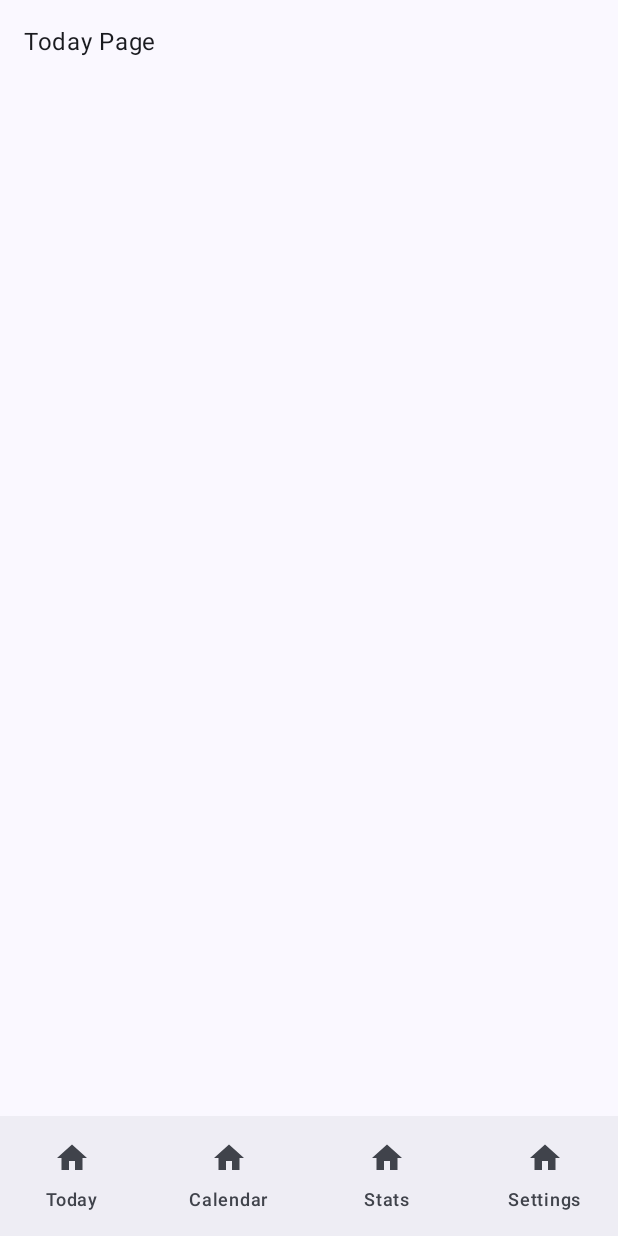
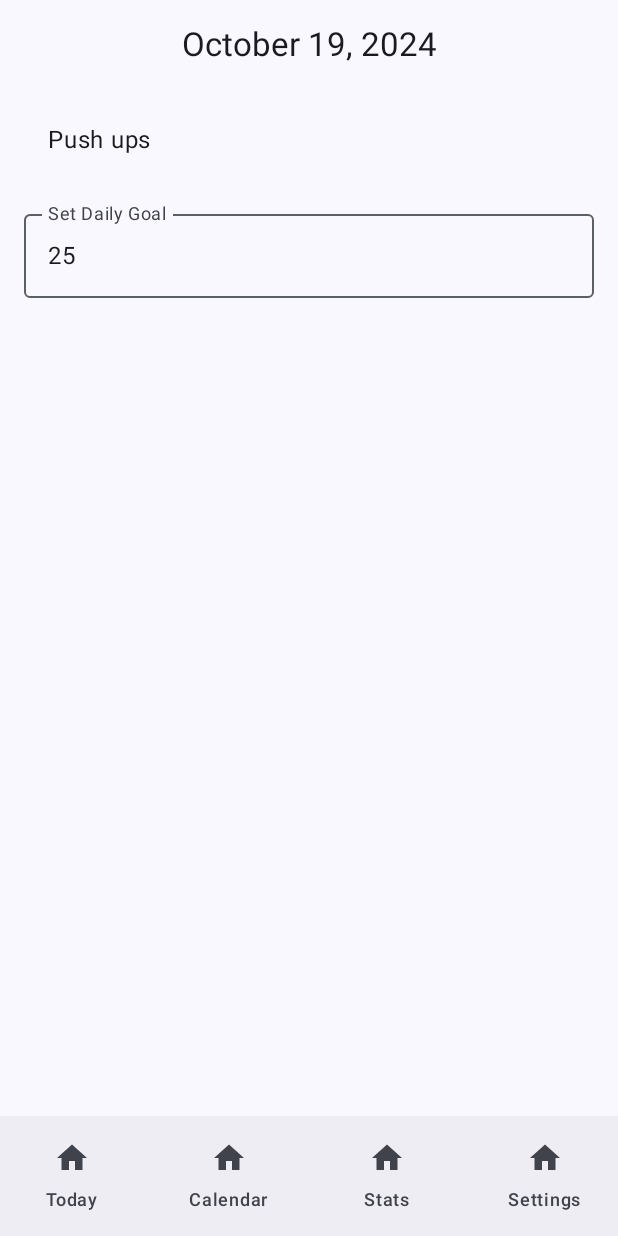
Before and after one commit to MPH-01/REPIT, an Android app built with Jetpack Compose: the screen it shows after launch (MainActivity), on a phone screen of 412 x 824 dp. Run offline under Robolectric (Android 15) with nearby library versions, the phone set to English and light mode, and no system bars.

Commit message:
Update: Daily goal for each exercise.

```diff
--- a/app/build.gradle.kts
+++ b/app/build.gradle.kts
@@ -53,6 +53,7 @@ dependencies {
     implementation(libs.androidx.navigation.fragment.ktx)
     implementation(libs.androidx.navigation.ui.ktx)
     implementation(libs.androidx.navigation.compose)
+    implementation(libs.androidx.datastore.preferences.core.jvm)
     testImplementation(libs.junit)
     androidTestImplementation(libs.androidx.junit)
     androidTestImplementation(libs.androidx.espresso.core)
--- /dev/null
+++ b/app/src/main/java/com/example/repit/ExercisePreferences.kt
@@ -0,0 +1,50 @@
+package com.example.repit
+
+import android.content.Context
+import androidx.datastore.core.DataStore
+import androidx.datastore.preferences.core.PreferenceDataStoreFactory
+import androidx.datastore.preferences.core.Preferences
+import androidx.datastore.preferences.core.edit
+import androidx.datastore.preferences.core.intPreferencesKey
+import kotlinx.coroutines.flow.Flow
+import kotlinx.coroutines.flow.map
+import java.io.File
+
+open class ExercisePreferences(private val context: Context?) {
+
+    // Create the DataStore for preferences with proper context
+    private val dataStore: DataStore<Preferences> = PreferenceDataStoreFactory.create(
+        produceFile = { File(context?.filesDir, "datastore_preferences.preferences_pb") }
+    )
+
+    // Define keys for each exercise
+    private val pushUpsKey = intPreferencesKey("push_ups_goal")
+    private val sitUpsKey = intPreferencesKey("sit_ups_goal")
+    private val squatsKey = intPreferencesKey("squats_goal")
+    private val pullUpsKey = intPreferencesKey("pull_ups_goal")
+
+    // Get the goal for a specific exercise
+    open fun getGoal(exercise: String): Flow<Int> {
+        return dataStore.data.map { preferences ->
+            when (exercise) {
+                "Push ups" -> preferences[pushUpsKey] ?: 25
+                "Sit ups" -> preferences[sitUpsKey] ?: 25
+                "Squats" -> preferences[squatsKey] ?: 25
+                "Pull ups" -> preferences[pullUpsKey] ?: 25
+                else -> 25
+            }
+        }
+    }
+
+    // Set the goal for a specific exercise
+    open suspend fun setGoal(exercise: String, goal: Int) {
+        dataStore.edit { preferences ->
+            when (exercise) {
+                "Push ups" -> preferences[pushUpsKey] = goal
+                "Sit ups" -> preferences[sitUpsKey] = goal
+                "Squats" -> preferences[squatsKey] = goal
+                "Pull ups" -> preferences[pullUpsKey] = goal
+            }
+        }
+    }
+}
--- a/app/src/main/java/com/example/repit/MainActivity.kt
+++ b/app/src/main/java/com/example/repit/MainActivity.kt
@@ -1,5 +1,6 @@
 package com.example.repit
 
+import android.annotation.SuppressLint
 import android.os.Bundle
 import androidx.activity.ComponentActivity
 import androidx.activity.compose.setContent
@@ -14,22 +15,32 @@ import androidx.compose.material3.Scaffold
 import androidx.compose.material3.Surface
 import androidx.compose.material3.Text
 import androidx.compose.runtime.Composable
+import androidx.compose.runtime.mutableStateOf
+import androidx.compose.runtime.remember
 import androidx.compose.ui.Modifier
 import androidx.compose.ui.tooling.preview.Preview
 import androidx.navigation.NavHostController
 import androidx.navigation.compose.NavHost
 import androidx.navigation.compose.composable
 import androidx.navigation.compose.rememberNavController
+import androidx.compose.runtime.getValue
+import androidx.compose.runtime.setValue
+import kotlinx.coroutines.flow.Flow
 
-import com.example.repit.ui.theme.REPITTheme // Import your theme if you have one
+import com.example.repit.ui.theme.REPITTheme
+import kotlinx.coroutines.flow.flowOf
 
 class MainActivity : ComponentActivity() {
+    private lateinit var exercisePreferences: ExercisePreferences
+
     override fun onCreate(savedInstanceState: Bundle?) {
         super.onCreate(savedInstanceState)
+        exercisePreferences = ExercisePreferences(applicationContext)
+
         setContent {
             REPITTheme {
                 Surface(color = MaterialTheme.colorScheme.background) {
-                    MainScreen()
+                    MainScreen(exercisePreferences)
                 }
             }
         }
@@ -37,14 +48,22 @@ class MainActivity : ComponentActivity() {
 }
 
 @Composable
-fun MainScreen() {
+fun MainScreen(exercisePreferences: ExercisePreferences) {
+    var selectedExercise by remember { mutableStateOf("Push ups") }
     val navController = rememberNavController()
+
     Scaffold(
         bottomBar = {
             BottomNavigationBar(navController = navController)
         }
     ) { innerPadding ->
-        NavigationHost(navController = navController, modifier = Modifier.padding(innerPadding))
+        NavigationHost(
+            navController = navController,
+            modifier = Modifier.padding(innerPadding),
+            selectedExercise = selectedExercise,
+            onExerciseSelected = { exercise -> selectedExercise = exercise },
+            exercisePreferences = exercisePreferences
+        )
     }
 }
 
@@ -61,7 +80,7 @@ fun BottomNavigationBar(navController: NavHostController) {
         items.forEach { screen ->
             NavigationBarItem(
                 label = { Text(screen.route.replaceFirstChar { if (it.isLowerCase()) it.titlecase() else it.toString() }) },
-                selected = false, // Update this based on actual selection logic
+                selected = false,
                 onClick = {
                     navController.navigate(screen.route)
                 },
@@ -74,18 +93,44 @@ fun BottomNavigationBar(navController: NavHostController) {
     }
 }
 
+@SuppressLint("NewApi")
 @Composable
-fun NavigationHost(navController: NavHostController, modifier: Modifier = Modifier) {
+fun NavigationHost(
+    navController: NavHostController,
+    modifier: Modifier = Modifier,
+    selectedExercise: String,
+    onExerciseSelected: (String) -> Unit,
+    exercisePreferences: ExercisePreferences
+) {
     NavHost(navController, startDestination = Screen.Today.route, modifier = modifier) {
-        composable(Screen.Today.route) { TodayPage() }
+        composable(Screen.Today.route) {
+            TodayPage(
+                selectedExercise = selectedExercise,
+                onExerciseSelected = onExerciseSelected,
+                exercisePreferences = exercisePreferences
+            )
+        }
         composable(Screen.Calendar.route) { CalendarPage() }
         composable(Screen.Stats.route) { StatsPage() }
         composable(Screen.Settings.route) { SettingsPage() }
     }
 }
 
+// Mock ExercisePreferences for Preview
+class MockExercisePreferences : ExercisePreferences(null) {
+    override fun getGoal(exercise: String): Flow<Int> {
+        return flowOf(25) // Return a default goal value for preview
+    }
+
+    override suspend fun setGoal(exercise: String, goal: Int) {
+        // No-op for preview
+    }
+}
+
 @Preview(showBackground = true)
 @Composable
 fun MainScreenPreview() {
-    MainScreen()
+    MainScreen(
+        exercisePreferences = MockExercisePreferences() // Use the mock for preview
+    )
 }
--- a/app/src/main/java/com/example/repit/TodayPage.kt
+++ b/app/src/main/java/com/example/repit/TodayPage.kt
@@ -1,25 +1,124 @@
 package com.example.repit
 
+import android.os.Build
+import androidx.annotation.RequiresApi
+import androidx.compose.foundation.background
+import androidx.compose.foundation.clickable
 import androidx.compose.foundation.layout.*
-import androidx.compose.material3.Text
+import androidx.compose.material3.*
 import androidx.compose.runtime.Composable
+import androidx.compose.runtime.LaunchedEffect
+import androidx.compose.runtime.mutableStateOf
+import androidx.compose.runtime.remember
+import androidx.compose.ui.Alignment
 import androidx.compose.ui.Modifier
 import androidx.compose.ui.tooling.preview.Preview
 import androidx.compose.ui.unit.dp
+import java.time.LocalDate
+import java.time.format.DateTimeFormatter
+import androidx.compose.runtime.getValue
+import androidx.compose.runtime.mutableIntStateOf
+import androidx.compose.runtime.rememberCoroutineScope
+import androidx.compose.runtime.setValue
+import kotlinx.coroutines.launch
 
+@RequiresApi(Build.VERSION_CODES.O)
 @Composable
-fun TodayPage() {
+fun TodayPage(
+    selectedExercise: String,
+    onExerciseSelected: (String) -> Unit,
+    exercisePreferences: ExercisePreferences
+) {
+    var expanded by remember { mutableStateOf(false) }
+    val exercises = listOf("Push ups", "Sit ups", "Squats", "Pull ups")
+    var dailyGoal by remember { mutableIntStateOf(25) }
+    var dailyGoalText by remember { mutableStateOf(dailyGoal.toString()) }
+    val currentDate = LocalDate.now().format(DateTimeFormatter.ofPattern("MMMM dd, yyyy"))
+
+    // Coroutine scope to handle the asynchronous DataStore operations
+    val scope = rememberCoroutineScope()
+
+    // Fetch the stored daily goal when the exercise changes
+    LaunchedEffect(selectedExercise) {
+        exercisePreferences.getGoal(selectedExercise).collect { goal ->
+            dailyGoal = goal
+            dailyGoalText = goal.toString()
+        }
+    }
+
     Column(
         modifier = Modifier
             .fillMaxSize()
-            .padding(16.dp)
+            .padding(16.dp),
+        verticalArrangement = Arrangement.Top,
+        horizontalAlignment = Alignment.CenterHorizontally
     ) {
-        Text(text = "Today Page")
+        // Display Today's Date
+        Text(text = currentDate, style = MaterialTheme.typography.titleLarge)
+
+        Spacer(modifier = Modifier.height(24.dp))
+
+        // Dropdown Menu (Exercise Selector)
+        Box(modifier = Modifier.fillMaxWidth()) {
+            Text(
+                text = if (selectedExercise.isEmpty()) "Select Exercise" else selectedExercise,
+                modifier = Modifier
+                    .fillMaxWidth()
+                    .clickable { expanded = true }
+                    .padding(16.dp)
+                    .background(MaterialTheme.colorScheme.surface),
+                style = MaterialTheme.typography.bodyLarge
+            )
+
+            DropdownMenu(
+                expanded = expanded,
+                onDismissRequest = { expanded = false },
+                modifier = Modifier.fillMaxWidth()
+            ) {
+                exercises.forEach { exercise ->
+                    DropdownMenuItem(
+                        text = { Text(exercise) },
+                        onClick = {
+                            onExerciseSelected(exercise)
+                            expanded = false
+                        }
+                    )
+                }
+            }
+        }
+
+        Spacer(modifier = Modifier.height(16.dp))
+
+        // TextField to input daily goal
+        OutlinedTextField(
+            value = dailyGoalText,
+            onValueChange = { newGoalText ->
+                dailyGoalText = newGoalText
+                val newGoal = newGoalText.toIntOrNull()
+                if (newGoal != null) {
+                    dailyGoal = newGoal
+                    scope.launch {
+                        exercisePreferences.setGoal(selectedExercise, newGoal)
+                    }
+                }
+            },
+            label = { Text("Set Daily Goal") },
+            modifier = Modifier.fillMaxWidth(),
+            isError = dailyGoalText.toIntOrNull() == null && dailyGoalText.isNotEmpty()  // Show error if input is invalid
+        )
     }
 }
 
+@RequiresApi(Build.VERSION_CODES.O)
 @Preview(showBackground = true)
 @Composable
 fun TodayPagePreview() {
-    TodayPage()
+    // Using MockExercisePreferences for preview purposes
+    val mockExercisePreferences = MockExercisePreferences()
+
+    TodayPage(
+        selectedExercise = "Push ups",
+        onExerciseSelected = {},
+        exercisePreferences = mockExercisePreferences
+    )
 }
--- a/gradle/libs.versions.toml
+++ b/gradle/libs.versions.toml
@@ -12,6 +12,7 @@ fragmentKtx = "1.8.4"
 navigationFragmentKtx = "2.8.2"
 navigationUiKtx = "2.8.2"
 navigationCompose = "2.8.2"
+datastorePreferencesCoreJvm = "1.1.1"
 
 [libraries]
 androidx-core-ktx = { group = "androidx.core", name = "core-ktx", version.ref = "coreKtx" }
@@ -32,6 +33,7 @@ androidx-fragment-ktx = { group = "androidx.fragment", name = "fragment-ktx", ve
 androidx-navigation-fragment-ktx = { group = "androidx.navigation", name = "navigation-fragment-ktx", version.ref = "navigationFragmentKtx" }
 androidx-navigation-ui-ktx = { group = "androidx.navigation", name = "navigation-ui-ktx", version.ref = "navigationUiKtx" }
 androidx-navigation-compose = { group = "androidx.navigation", name = "navigation-compose", version.ref = "navigationCompose" }
+androidx-datastore-preferences-core-jvm = { group = "androidx.datastore", name = "datastore-preferences-core-jvm", version.ref = "datastorePreferencesCoreJvm" }
 
 [plugins]
 android-application = { id = "com.android.application", version.ref = "agp" }
```
Also changed, not shown: 2 other files.
